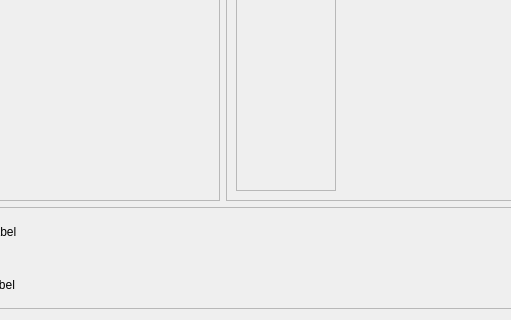
First picture: the form in SoundDrive/main.ui, repository Nmstr/SoundDrive, before the edit; both pictures show x 241 to 752 and y 484 to 804 of the 1280 by 804 pixel window.
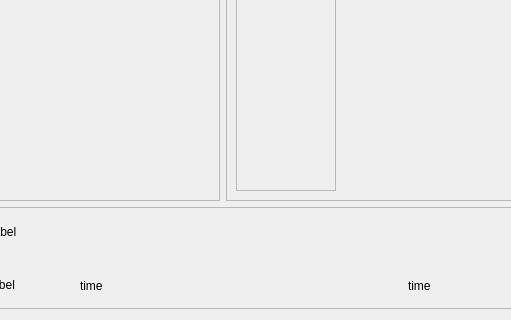
Second picture: the form after the edit. The open tabs and pages were chosen to show the change.

Commit message: songs length now displays

The edit to the form file:
```diff
--- a/SoundDrive/main.ui
+++ b/SoundDrive/main.ui
@@ -672,37 +672,7 @@
          <enum>QFrame::Shadow::Raised</enum>
         </property>
         <layout class="QGridLayout" name="gridLayout_8">
-         <item row="1" column="0">
-          <widget class="QFrame" name="time_slider_container">
-           <property name="minimumSize">
-            <size>
-             <width>220</width>
-             <height>0</height>
-            </size>
-           </property>
-           <property name="frameShape">
-            <enum>QFrame::Shape::NoFrame</enum>
-           </property>
-           <property name="frameShadow">
-            <enum>QFrame::Shadow::Raised</enum>
-           </property>
-           <layout class="QHBoxLayout" name="horizontalLayout_3">
-            <property name="leftMargin">
-             <number>0</number>
-            </property>
-            <property name="topMargin">
-             <number>0</number>
-            </property>
-            <property name="rightMargin">
-             <number>0</number>
-            </property>
-            <property name="bottomMargin">
-             <number>0</number>
-            </property>
-           </layout>
-          </widget>
-         </item>
-         <item row="0" column="0">
+         <item row="0" column="1">
           <widget class="QFrame" name="bar_middle_top">
            <property name="frameShape">
             <enum>QFrame::Shape::NoFrame</enum>
@@ -854,6 +824,50 @@
            </layout>
           </widget>
          </item>
+         <item row="1" column="1">
+          <widget class="QFrame" name="time_slider_container">
+           <property name="minimumSize">
+            <size>
+             <width>250</width>
+             <height>0</height>
+            </size>
+           </property>
+           <property name="frameShape">
+            <enum>QFrame::Shape::NoFrame</enum>
+           </property>
+           <property name="frameShadow">
+            <enum>QFrame::Shadow::Raised</enum>
+           </property>
+           <layout class="QHBoxLayout" name="horizontalLayout_3">
+            <property name="leftMargin">
+             <number>0</number>
+            </property>
+            <property name="topMargin">
+             <number>0</number>
+            </property>
+            <property name="rightMargin">
+             <number>0</number>
+            </property>
+            <property name="bottomMargin">
+             <number>0</number>
+            </property>
+           </layout>
+          </widget>
+         </item>
+         <item row="1" column="2">
+          <widget class="QLabel" name="total_time_label">
+           <property name="text">
+            <string>time</string>
+           </property>
+          </widget>
+         </item>
+         <item row="1" column="0">
+          <widget class="QLabel" name="elapsed_time_label">
+           <property name="text">
+            <string>time</string>
+           </property>
+          </widget>
+         </item>
         </layout>
        </widget>
       </item>
```
Left out of the diff: 12 changed lines with no effect on the pictures. The commit also changes 1 other file.
